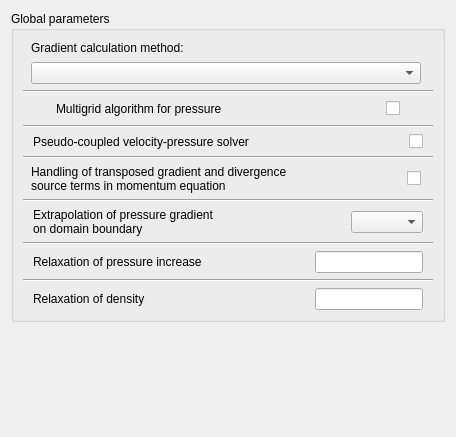
First picture: the form in gui/Pages/NumericalParamGlobalForm.ui, repository code-saturne/code_saturne, before the edit.
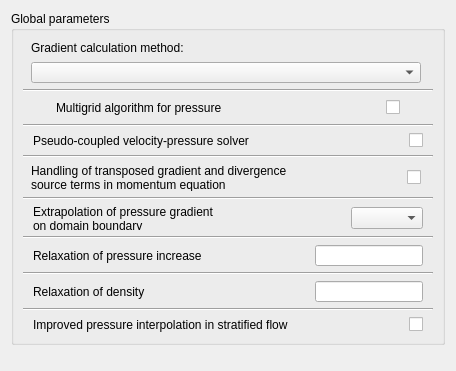
Second picture: the form after the edit.

Commit message: move hydrostatic pressure option from body forces to numerical parameters

What changed in the file:
```diff
--- a/gui/Pages/NumericalParamGlobalForm.ui
+++ b/gui/Pages/NumericalParamGlobalForm.ui
@@ -1,28 +1,28 @@
 <ui version="4.0" >
  <class>NumericalParamGlobalForm</class>
- <widget class="QWidget" name="NumericalParamGlobalForm" >
-  <property name="geometry" >
+ <widget class="QWidget" name="NumericalParamGlobalForm">
+  <property name="geometry">
    <rect>
     <x>0</x>
     <y>0</y>
     <width>456</width>
-    <height>437</height>
+    <height>371</height>
    </rect>
   </property>
   <property name="windowTitle" >
    <string>Form</string>
   </property>
-  <layout class="QVBoxLayout" name="verticalLayout" >
-   <item>
-    <widget class="QGroupBox" name="groupBox" >
-     <property name="title" >
+  <layout class="QGridLayout" name="gridLayout_2">
+   <item row="0" column="0">
+    <widget class="QGroupBox" name="groupBox">
+     <property name="title">
       <string>Global parameters</string>
      </property>
-     <layout class="QGridLayout" name="gridLayout_2" >
-      <item row="0" column="0" >
-       <layout class="QGridLayout" name="gridLayout" >
-        <item row="0" column="0" >
-         <layout class="QHBoxLayout" >
+     <layout class="QGridLayout" name="gridLayout">
+      <item row="0" column="0">
+       <layout class="QVBoxLayout" name="verticalLayout">
+        <item>
+         <layout class="QHBoxLayout">
           <item>
            <spacer>
             <property name="orientation" >
@@ -110,15 +110,15 @@
           </item>
          </layout>
         </item>
-        <item row="1" column="0" >
-         <widget class="Line" name="line_6" >
-          <property name="orientation" >
+        <item>
+         <widget class="Line" name="line">
+          <property name="orientation">
            <enum>Qt::Horizontal</enum>
           </property>
          </widget>
         </item>
-        <item row="2" column="0" >
-         <layout class="QHBoxLayout" name="horizontalLayout_2" >
+        <item>
+         <layout class="QHBoxLayout" name="horizontalLayout_2">
           <item>
            <spacer name="horizontalSpacer_2" >
             <property name="orientation" >
@@ -184,15 +184,15 @@
           </item>
          </layout>
         </item>
-        <item row="3" column="0" >
-         <widget class="Line" name="line" >
-          <property name="orientation" >
+        <item>
+         <widget class="Line" name="line_2">
+          <property name="orientation">
            <enum>Qt::Horizontal</enum>
           </property>
          </widget>
         </item>
-        <item row="4" column="0" >
-         <layout class="QHBoxLayout" >
+        <item>
+         <layout class="QHBoxLayout">
           <item>
            <spacer>
             <property name="orientation" >
@@ -279,15 +279,15 @@
           </item>
          </layout>
         </item>
-        <item row="5" column="0" >
-         <widget class="Line" name="line_2" >
-          <property name="orientation" >
+        <item>
+         <widget class="Line" name="line_3">
+          <property name="orientation">
            <enum>Qt::Horizontal</enum>
           </property>
          </widget>
         </item>
-        <item row="6" column="0" >
-         <layout class="QHBoxLayout" >
+        <item>
+         <layout class="QHBoxLayout">
           <item>
            <spacer>
             <property name="orientation" >
@@ -375,15 +375,15 @@
           </item>
          </layout>
         </item>
-        <item row="7" column="0" >
-         <widget class="Line" name="line_3" >
-          <property name="orientation" >
+        <item>
+         <widget class="Line" name="line_4">
+          <property name="orientation">
            <enum>Qt::Horizontal</enum>
           </property>
          </widget>
         </item>
-        <item row="8" column="0" >
-         <layout class="QHBoxLayout" >
+        <item>
+         <layout class="QHBoxLayout">
           <item>
            <spacer>
             <property name="orientation" >
@@ -418,8 +418,14 @@
              <item row="0" column="0" >
               <layout class="QHBoxLayout" >
                <item>
-                <widget class="QLabel" name="labelEXTRAG" >
-                 <property name="toolTip" >
+                <widget class="QLabel" name="labelEXTRAG">
+                 <property name="minimumSize">
+                  <size>
+                   <width>0</width>
+                   <height>25</height>
+                  </size>
+                 </property>
+                 <property name="toolTip">
                   <string>Code_Saturne key word: EXTRAG</string>
                  </property>
                  <property name="text" >
@@ -468,15 +474,15 @@
           </item>
          </layout>
         </item>
-        <item row="9" column="0" >
-         <widget class="Line" name="line_4" >
-          <property name="orientation" >
+        <item>
+         <widget class="Line" name="line_5">
+          <property name="orientation">
            <enum>Qt::Horizontal</enum>
           </property>
          </widget>
         </item>
-        <item row="10" column="0" >
-         <layout class="QHBoxLayout" >
+        <item>
+         <layout class="QHBoxLayout">
           <item>
            <spacer>
             <property name="orientation" >
@@ -572,15 +578,15 @@
           </item>
          </layout>
         </item>
-        <item row="11" column="0" >
-         <widget class="Line" name="line_5" >
-          <property name="orientation" >
+        <item>
+         <widget class="Line" name="line_6">
+          <property name="orientation">
            <enum>Qt::Horizontal</enum>
           </property>
          </widget>
         </item>
-        <item row="12" column="0" >
-         <layout class="QHBoxLayout" >
+        <item>
+         <layout class="QHBoxLayout">
           <item>
            <spacer>
             <property name="orientation" >
@@ -666,7 +672,117 @@
             <property name="orientation" >
              <enum>Qt::Horizontal</enum>
             </property>
-            <property name="sizeHint" stdset="0" >
+            <property name="sizeHint" stdset="0">
+             <size>
+              <width>16</width>
+              <height>16</height>
+             </size>
+            </property>
+           </spacer>
+          </item>
+         </layout>
+        </item>
+        <item>
+         <widget class="Line" name="line_7">
+          <property name="orientation">
+           <enum>Qt::Horizontal</enum>
+          </property>
+         </widget>
+        </item>
+        <item>
+         <layout class="QHBoxLayout" name="_2">
+          <property name="spacing">
+           <number>6</number>
+          </property>
+          <property name="margin">
+           <number>0</number>
+          </property>
+          <item>
+           <spacer>
+            <property name="orientation">
+             <enum>Qt::Horizontal</enum>
+            </property>
+            <property name="sizeHint" stdset="0">
+             <size>
+              <width>16</width>
+              <height>16</height>
+             </size>
+            </property>
+           </spacer>
+          </item>
+          <item>
+           <widget class="QFrame" name="frame_8">
+            <property name="minimumSize">
+             <size>
+              <width>390</width>
+              <height>16</height>
+             </size>
+            </property>
+            <property name="frameShape">
+             <enum>QFrame::NoFrame</enum>
+            </property>
+            <property name="frameShadow">
+             <enum>QFrame::Raised</enum>
+            </property>
+            <layout class="QGridLayout" name="_3">
+             <property name="margin">
+              <number>0</number>
+             </property>
+             <property name="spacing">
+              <number>6</number>
+             </property>
+             <item row="0" column="0">
+              <layout class="QHBoxLayout" name="_4">
+               <property name="spacing">
+                <number>6</number>
+               </property>
+               <property name="margin">
+                <number>0</number>
+               </property>
+               <item>
+                <widget class="QLabel" name="labelImprovedPressure">
+                 <property name="toolTip">
+                  <string>Code_Saturne key word: IPUCOU</string>
+                 </property>
+                 <property name="text">
+                  <string>Improved pressure interpolation in stratified flow</string>
+                 </property>
+                </widget>
+               </item>
+               <item>
+                <spacer>
+                 <property name="orientation">
+                  <enum>Qt::Horizontal</enum>
+                 </property>
+                 <property name="sizeHint" stdset="0">
+                  <size>
+                   <width>16</width>
+                   <height>16</height>
+                  </size>
+                 </property>
+                </spacer>
+               </item>
+               <item>
+                <widget class="QCheckBox" name="checkBoxImprovedPressure">
+                 <property name="toolTip">
+                  <string>Code_Saturne key word: IPHYDR</string>
+                 </property>
+                 <property name="text">
+                  <string/>
+                 </property>
+                </widget>
+               </item>
+              </layout>
+             </item>
+            </layout>
+           </widget>
+          </item>
+          <item>
+           <spacer>
+            <property name="orientation">
+             <enum>Qt::Horizontal</enum>
+            </property>
+            <property name="sizeHint" stdset="0">
              <size>
               <width>16</width>
               <height>16</height>
@@ -681,12 +797,12 @@
      </layout>
     </widget>
    </item>
-   <item>
+   <item row="1" column="0">
     <spacer>
-     <property name="orientation" >
+     <property name="orientation">
       <enum>Qt::Vertical</enum>
      </property>
-     <property name="sizeHint" stdset="0" >
+     <property name="sizeHint" stdset="0">
       <size>
        <width>20</width>
        <height>20</height>
```
Left out of the diff: 281 changed lines with no effect on the pictures. The commit also changes 8 other files.
